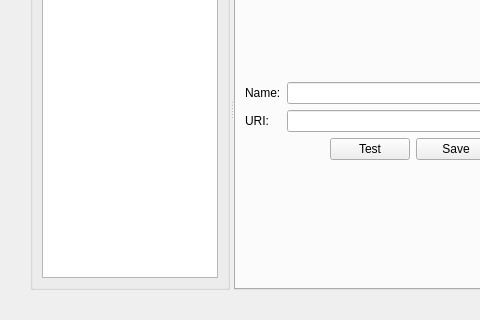
The window that qml/connect.ui (naponmeka/monger) describes before a commit, drawn with Qt 5; both pictures show x 0 to 480 and y 103 to 423 of the 707 by 423 pixel window.
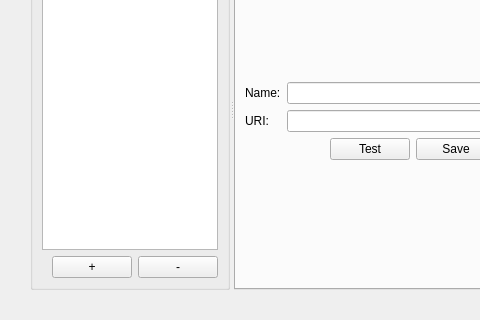
The same window after the commit.

The edit to the form file:
```diff
--- a/qml/connect.ui
+++ b/qml/connect.ui
@@ -45,6 +45,37 @@
        <item>
         <widget class="QListView" name="listView"/>
        </item>
+       <item>
+        <layout class="QHBoxLayout" name="horizontalLayout_2">
+         <item>
+          <spacer name="horizontalSpacer_3">
+           <property name="orientation">
+            <enum>Qt::Horizontal</enum>
+           </property>
+           <property name="sizeHint" stdset="0">
+            <size>
+             <width>40</width>
+             <height>20</height>
+            </size>
+           </property>
+          </spacer>
+         </item>
+         <item>
+          <widget class="QPushButton" name="createBtn">
+           <property name="text">
+            <string>+</string>
+           </property>
+          </widget>
+         </item>
+         <item>
+          <widget class="QPushButton" name="deleteBtn">
+           <property name="text">
+            <string>-</string>
+           </property>
+          </widget>
+         </item>
+        </layout>
+       </item>
       </layout>
      </widget>
      <widget class="QTabWidget" name="tabWidget">
```
Left out of the diff: 2 changed lines with no effect on the pictures.
